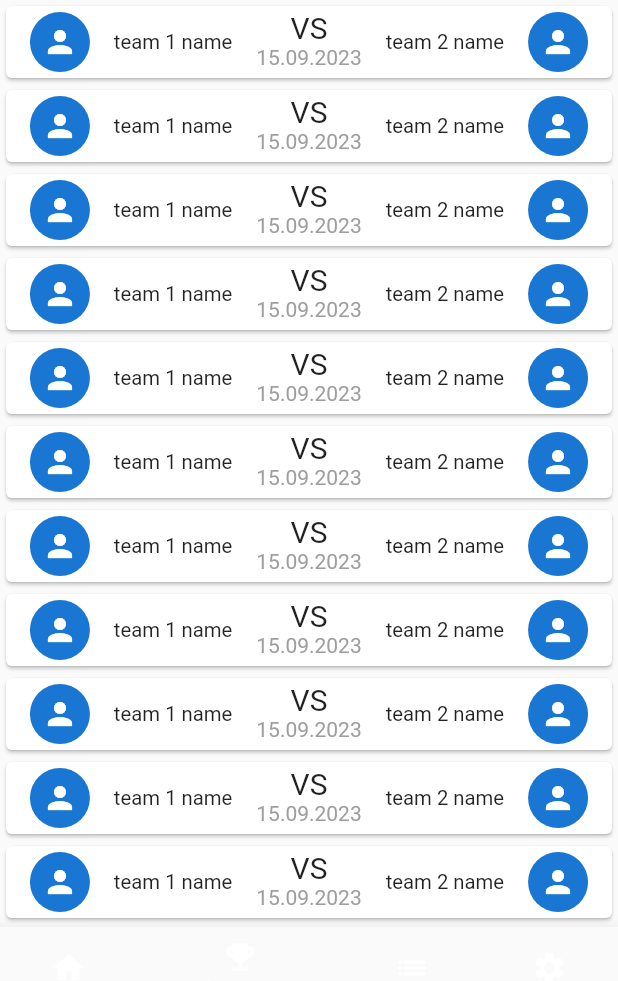
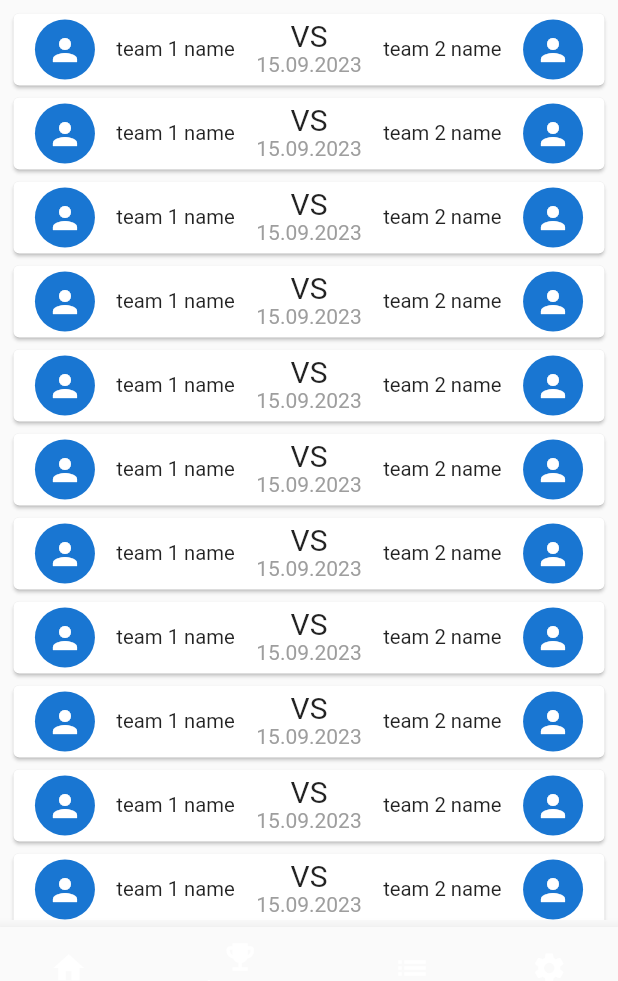
Before and after one commit to I-WOObin-I/MeetUp_Project, a Flutter app: the screen it shows after launch, item 2 of the bottom bar chosen, on a phone screen of 412 x 824 dp, the part 225-1206 px from its top. Run offline on Flutter 3.47's test engine with Material 2 defaults, Android fonts, the phone set to English and light mode, and no system bars; drawn by our look-alikes of expandable; our stand-ins replace table_calendar; generated files the repository leaves out were written again.

Commit message:
fixed bug

```diff
--- a/meetup_app/lib/src/leagues_feature/league_details_view.dart
+++ b/meetup_app/lib/src/leagues_feature/league_details_view.dart
@@ -72,6 +72,17 @@ class _LeagueDetailsViewState extends State<LeagueDetailsView> {
               ];
             },
             body: Container(
+              // decoration: const BoxDecoration(
+              //   gradient: LinearGradient(
+              //     begin: Alignment.topLeft,
+              //     end: Alignment.bottomRight,
+              //     colors: [
+              //       Color.fromARGB(255, 15, 192, 24),
+              //       Color.fromARGB(255, 206, 36, 14),
+              //     ],
+              //   ),
+              // ),
+              padding: EdgeInsets.all(5.0),
               margin: const EdgeInsets.only(top: kTextTabBarHeight),
               child: const TabBarView(
                   // These are the contents of the tab views, below the tabs.
```
